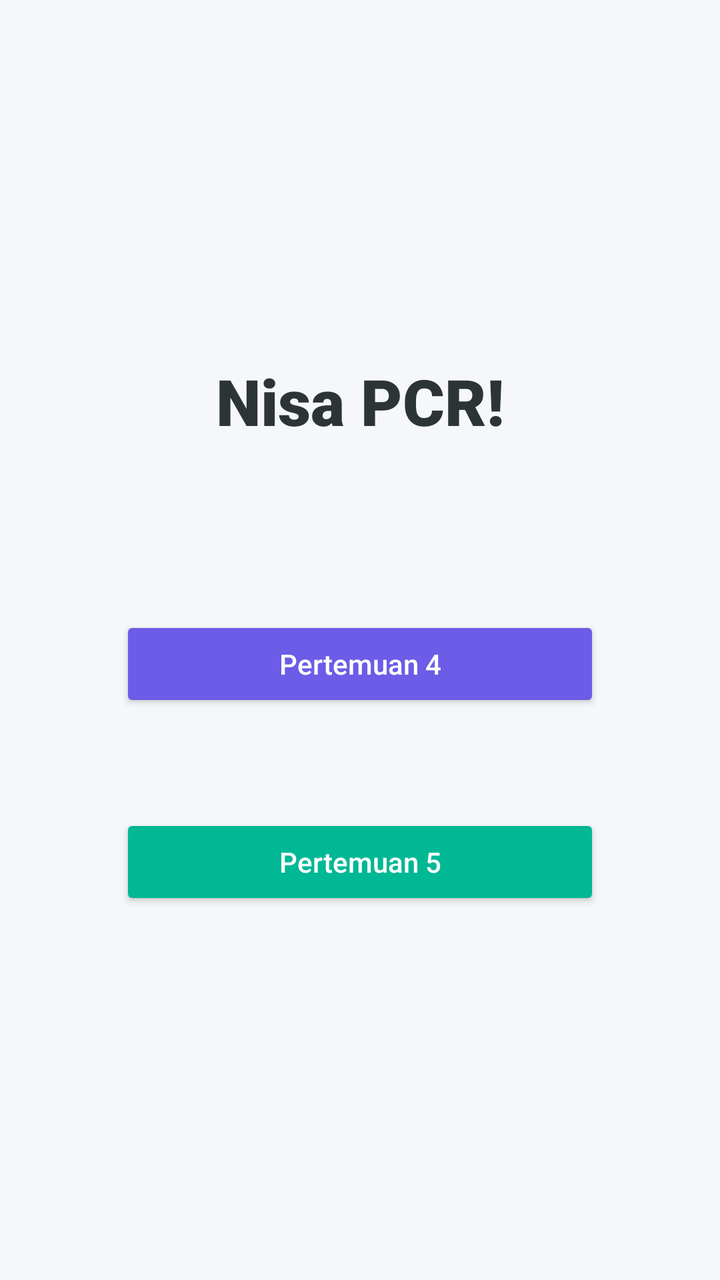
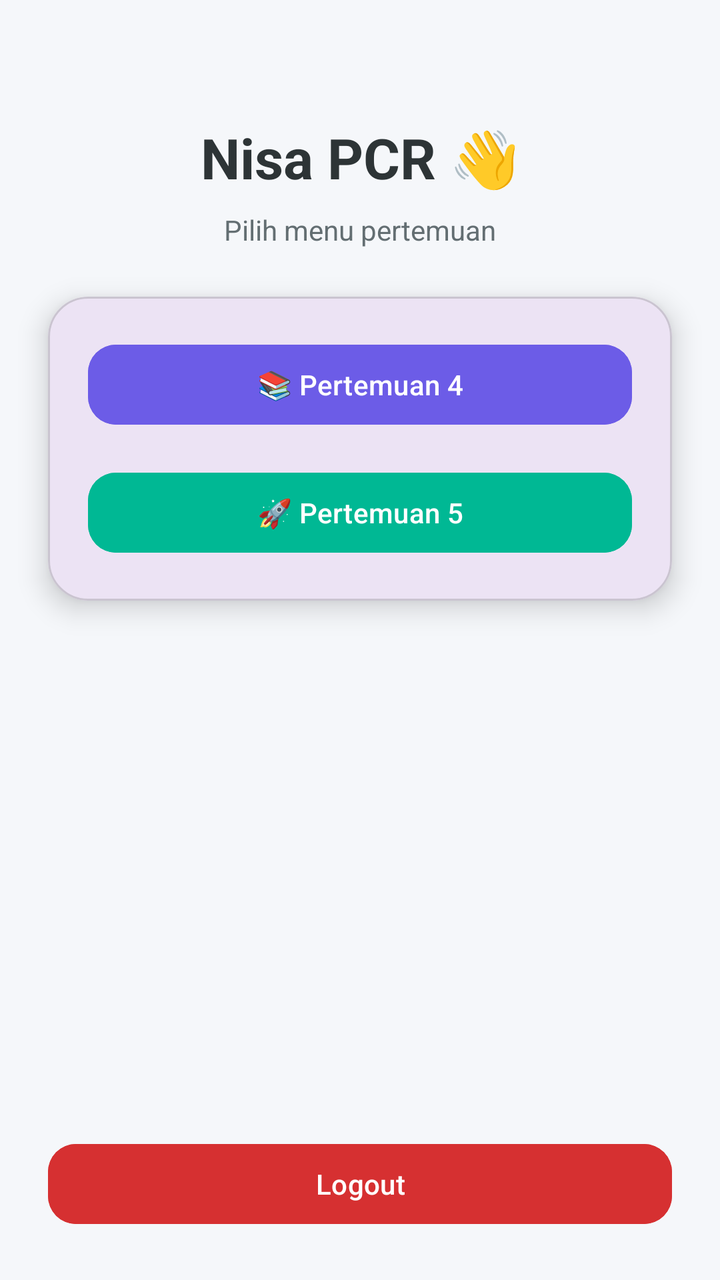

Screens rendered from an Android XML layout before and after an edit, with the pre-edit source and the edit as a unified diff.
<!-- AndroidManifest.xml: application theme Theme.MarvelApps -->
<!-- res/layout/activity_main.xml -->
<?xml version="1.0" encoding="utf-8"?>
<androidx.constraintlayout.widget.ConstraintLayout xmlns:android="http://schemas.android.com/apk/res/android"
    xmlns:app="http://schemas.android.com/apk/res-auto"
    xmlns:tools="http://schemas.android.com/tools"
    android:id="@+id/main"
    android:layout_width="match_parent"
    android:layout_height="match_parent"
    android:background="#F5F7FA"
    tools:context=".MainActivity">

    
    <TextView
        android:id="@+id/textView"
        android:layout_width="wrap_content"
        android:layout_height="wrap_content"
        android:fontFamily="sans-serif-black"
        android:text="Nisa PCR!"
        android:textColor="#2D3436"
        android:textSize="32sp"
        android:textStyle="bold"
        app:layout_constraintBottom_toBottomOf="parent"
        app:layout_constraintEnd_toEndOf="parent"
        app:layout_constraintStart_toStartOf="parent"
        app:layout_constraintTop_toTopOf="parent"
        app:layout_constraintVertical_bias="0.3" />

    

    
    <Button
        android:id="@+id/btnToFourth"
        android:layout_width="0dp"
        android:layout_height="wrap_content"
        android:layout_marginHorizontal="60dp"
        android:layout_marginTop="24dp"
        android:backgroundTint="#6C5CE7"
        android:text="Pertemuan 4"
        android:textAllCaps="false"
        android:textColor="@android:color/white"
        app:cornerRadius="12dp"
        app:layout_constraintBottom_toBottomOf="parent"
        app:layout_constraintEnd_toEndOf="parent"
        app:layout_constraintHorizontal_bias="0.65"
        app:layout_constraintStart_toStartOf="parent"
        app:layout_constraintTop_toTopOf="parent" />

    <Button
        android:id="@+id/btnToFifth"
        android:layout_width="0dp"
        android:layout_height="wrap_content"
        android:layout_marginHorizontal="60dp"
        android:backgroundTint="#00B894"
        android:text="Pertemuan 5"
        android:textAllCaps="false"
        android:textColor="@android:color/white"
        app:cornerRadius="12dp"
        app:layout_constraintBottom_toBottomOf="parent"
        app:layout_constraintEnd_toEndOf="parent"
        app:layout_constraintStart_toStartOf="parent"
        app:layout_constraintTop_toBottomOf="@+id/textView" />

</androidx.constraintlayout.widget.ConstraintLayout>
<!-- resources referenced by this layout -->
<resources>
  <style name="Theme.MarvelApps" parent="Base.Theme.MarvelApps" />
  <style name="Base.Theme.MarvelApps" parent="Theme.Material3.DayNight.NoActionBar">
          
          
      </style>
</resources>

<!-- the commit's change to res/layout/activity_main.xml (unified diff, before → after) -->
@@ -1,62 +1,97 @@
 <?xml version="1.0" encoding="utf-8"?>
-<androidx.constraintlayout.widget.ConstraintLayout xmlns:android="http://schemas.android.com/apk/res/android"
+<androidx.constraintlayout.widget.ConstraintLayout xmlns:tools="http://schemas.android.com/tools"
+    android:id="@+id/main"
+    xmlns:android="http://schemas.android.com/apk/res/android"
     xmlns:app="http://schemas.android.com/apk/res-auto"
-    xmlns:tools="http://schemas.android.com/tools"
-    android:id="@+id/main"
     android:layout_width="match_parent"
     android:layout_height="match_parent"
-    android:background="#F5F7FA"
-    tools:context=".MainActivity">
+    android:background="#F5F7FA">
 
     
     <TextView
-        android:id="@+id/textView"
+        android:id="@+id/tvTitle"
         android:layout_width="wrap_content"
         android:layout_height="wrap_content"
-        android:fontFamily="sans-serif-black"
-        android:text="Nisa PCR!"
+        android:text="Nisa PCR 👋"
+        android:textSize="28sp"
+        android:textStyle="bold"
         android:textColor="#2D3436"
-        android:textSize="32sp"
-        android:textStyle="bold"
-        app:layout_constraintBottom_toBottomOf="parent"
-        app:layout_constraintEnd_toEndOf="parent"
+        android:layout_marginTop="60dp"
+        app:layout_constraintTop_toTopOf="parent"
         app:layout_constraintStart_toStartOf="parent"
-        app:layout_constraintTop_toTopOf="parent"
-        app:layout_constraintVertical_bias="0.3" />
+        app:layout_constraintEnd_toEndOf="parent"/>
 
     
+    <TextView
+        android:id="@+id/tvSubtitle"
+        android:layout_width="wrap_content"
+        android:layout_height="wrap_content"
+        android:text="Pilih menu pertemuan"
+        android:textSize="14sp"
+        android:textColor="#636E72"
+        android:layout_marginTop="8dp"
+        app:layout_constraintTop_toBottomOf="@id/tvTitle"
+        app:layout_constraintStart_toStartOf="parent"
+        app:layout_constraintEnd_toEndOf="parent"/>
 
     
-    <Button
-        android:id="@+id/btnToFourth"
+    <com.google.android.material.card.MaterialCardView
+        android:id="@+id/cardMenu"
         android:layout_width="0dp"
         android:layout_height="wrap_content"
-        android:layout_marginHorizontal="60dp"
-        android:layout_marginTop="24dp"
-        android:backgroundTint="#6C5CE7"
-        android:text="Pertemuan 4"
+        android:layout_margin="24dp"
+        app:cardCornerRadius="20dp"
+        app:cardElevation="8dp"
+        app:layout_constraintTop_toBottomOf="@id/tvSubtitle"
+        app:layout_constraintStart_toStartOf="parent"
+        app:layout_constraintEnd_toEndOf="parent">
+
+        <LinearLayout
+            android:layout_width="match_parent"
+            android:layout_height="wrap_content"
+            android:orientation="vertical"
+            android:padding="20dp">
+
+            
+            <com.google.android.material.button.MaterialButton
+                android:id="@+id/btnToFourth"
+                android:layout_width="match_parent"
+                android:layout_height="wrap_content"
+                android:text="📚 Pertemuan 4"
+                android:textAllCaps="false"
+                android:textColor="@android:color/white"
+                android:backgroundTint="#6C5CE7"
+                app:cornerRadius="14dp"/>
+
+            
+            <com.google.android.material.button.MaterialButton
+                android:id="@+id/btnToFifth"
+                android:layout_width="match_parent"
+                android:layout_height="wrap_content"
+                android:text="🚀 Pertemuan 5"
+                android:textAllCaps="false"
+                android:textColor="@android:color/white"
+                android:backgroundTint="#00B894"
+                android:layout_marginTop="16dp"
+                app:cornerRadius="14dp"/>
+
+        </LinearLayout>
+
+    </com.google.android.material.card.MaterialCardView>
+
+    
+    <com.google.android.material.button.MaterialButton
+        android:id="@+id/btnLogout"
+        android:layout_width="0dp"
+        android:layout_height="wrap_content"
+        android:text="Logout"
         android:textAllCaps="false"
         android:textColor="@android:color/white"
-        app:cornerRadius="12dp"
+        android:backgroundTint="#D63031"
+        android:layout_margin="24dp"
+        app:cornerRadius="14dp"
         app:layout_constraintBottom_toBottomOf="parent"
-        app:layout_constraintEnd_toEndOf="parent"
-        app:layout_constraintHorizontal_bias="0.65"
         app:layout_constraintStart_toStartOf="parent"
-        app:layout_constraintTop_toTopOf="parent" />
-
-    <Button
-        android:id="@+id/btnToFifth"
-        android:layout_width="0dp"
-        android:layout_height="wrap_content"
-        android:layout_marginHorizontal="60dp"
-        android:backgroundTint="#00B894"
-        android:text="Pertemuan 5"
-        android:textAllCaps="false"
-        android:textColor="@android:color/white"
-        app:cornerRadius="12dp"
-        app:layout_constraintBottom_toBottomOf="parent"
-        app:layout_constraintEnd_toEndOf="parent"
-        app:layout_constraintStart_toStartOf="parent"
-        app:layout_constraintTop_toBottomOf="@+id/textView" />
+        app:layout_constraintEnd_toEndOf="parent"/>
 
 </androidx.constraintlayout.widget.ConstraintLayout>
